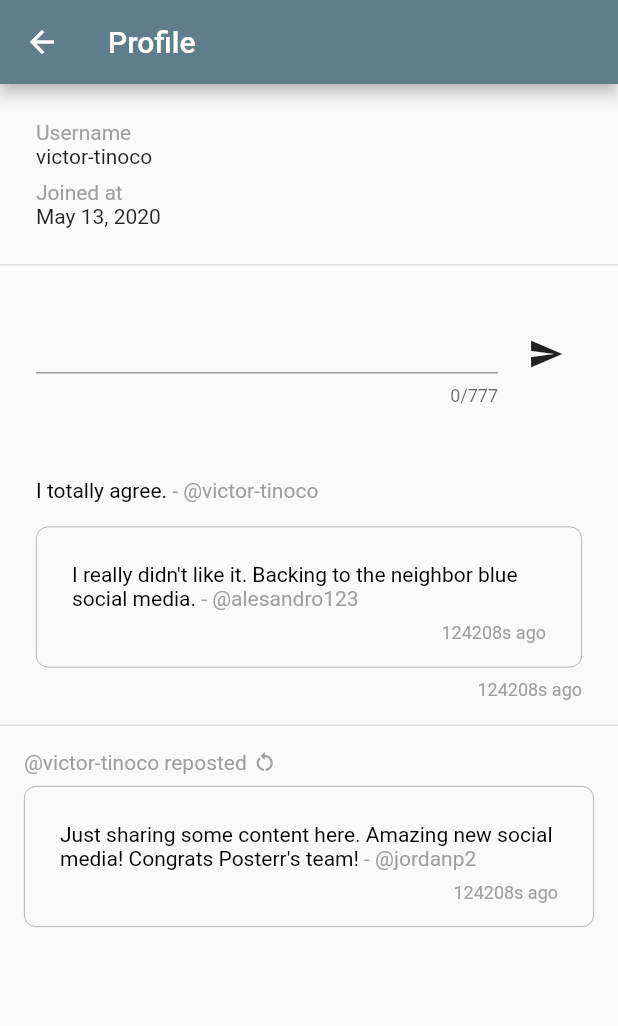
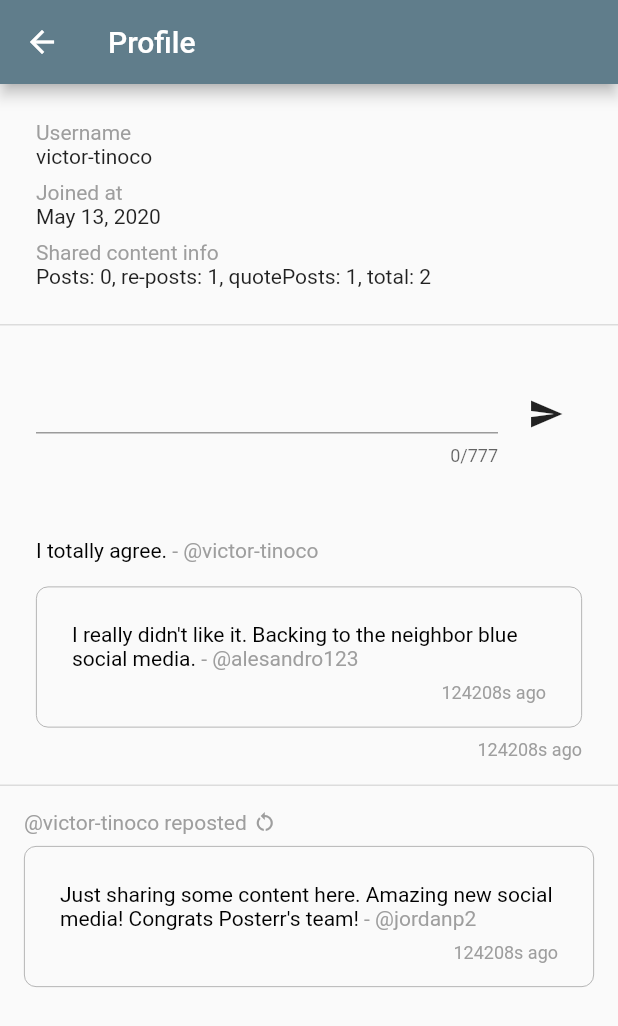
Before and after one commit to victor-tinoco/posterr, a Flutter app: the screen it shows after launch, after a tap on the "person" icon, on a phone screen of 412 x 824 dp. Shown: the top 1026 px of the screen. Run offline on Flutter 3.47's test engine with Material 2 defaults, Android fonts, the phone set to English and light mode, and no system bars; our stand-ins replace flutter_bloc, freezed_annotation; generated files the repository leaves out were written again.

Commit message:
Add shared content count on profile page

```diff
--- a/lib/data/repositories/content.dart
+++ b/lib/data/repositories/content.dart
@@ -71,4 +71,18 @@ class ContentRepositoryMock implements ContentRepository {
     _cache = [content, ..._cache];
     return const EmptyResult.success();
   }
+
+  @override
+  Future<Result<UserContentInfo>> getContentInfo(User user) async {
+    final contentFromGivenUser = _cache //
+        .where((content) => content.author == user)
+        .toList();
+
+    final info = UserContentInfo(
+      postsCount: contentFromGivenUser.whereType<Post>().length,
+      repostsCount: contentFromGivenUser.whereType<Repost>().length,
+      quotePostsCount: contentFromGivenUser.whereType<QuotePost>().length,
+    );
+    return Result.data(info);
+  }
 }
--- a/lib/domain/entities/content.dart
+++ b/lib/domain/entities/content.dart
@@ -7,8 +7,12 @@ part 'content.freezed.dart';
 ///
 /// There are 3 types of content:
 /// * Post: a text-based shared content.
-/// * Repost: a re-posting of an existing post.
+/// * Re-post: a re-posting of an existing post.
 /// * Quote-post: a post based in another post, also with a message along with it.
+///
+/// See more:
+/// * [UserContentInfo], where we can provide information about the content shared
+/// from a specific user.
 @freezed
 class Content with _$Content {
   @Assert('message.length > 0', 'Message cannot be empty.')
@@ -44,3 +48,25 @@ class Content with _$Content {
     required DateTime postedAt,
   }) = QuotePost;
 }
+
+/// An object that deal with information about the content from a given user.
+///
+/// Through this interface is possible to provide how many posts, re-posts and
+/// quote-posts were shared.
+///
+/// See more:
+/// * [Content], an user-generated text-based content.
+@freezed
+class UserContentInfo with _$UserContentInfo {
+  const factory UserContentInfo({
+    @Default(0) int postsCount,
+    @Default(0) int repostsCount,
+    @Default(0) int quotePostsCount,
+  }) = _UserContentInfo;
+
+  const UserContentInfo._();
+
+  int get totalContentCount => postsCount + repostsCount + quotePostsCount;
+
+  String get describedCount => 'Posts: $postsCount, re-posts: $repostsCount, quotePosts: $quotePostsCount, total: $totalContentCount';
+}
--- a/lib/domain/repositories/content.dart
+++ b/lib/domain/repositories/content.dart
@@ -8,4 +8,6 @@ abstract class ContentRepository {
   });
 
   Future<EmptyResult> shareContent(Content content);
+
+  Future<Result<UserContentInfo>> getContentInfo(User user);
 }
--- a/lib/domain/usecases/get_logged_user_content.dart
+++ b/lib/domain/usecases/get_logged_user_content.dart
@@ -6,6 +6,7 @@ import 'package:posterr/domain/domain.dart';
 /// It is possible to provide a [page], but if `null` returns the whole list.
 /// {@endtemplate}
 class GetLoggedUserContent implements GetContent {
+  /// {@macro domain.get_logged_user_content}
   GetLoggedUserContent({
     required this.contentRepository,
     required this.authRepository,
--- a/lib/domain/usecases/get_timeline_content.dart
+++ b/lib/domain/usecases/get_timeline_content.dart
@@ -6,6 +6,7 @@ import 'package:posterr/domain/domain.dart';
 /// It is possible to provide a [page], but if `null` returns the whole list.
 /// {@endtemplate}
 class GetTimelineContent implements GetContent {
+  /// {@macro domain.get_timeline_content}
   GetTimelineContent({required this.contentRepository});
 
   final ContentRepository contentRepository;
--- /dev/null
+++ b/lib/domain/usecases/get_user_content_info.dart
@@ -0,0 +1,18 @@
+import 'package:posterr/domain/domain.dart';
+
+/// {@template domain.get_user_content_info}
+/// Gets the content info from the given [user].
+///
+/// See more:
+/// * [UserContentInfo], an object that deal with information about the content
+/// from a given user.
+/// {@endtemplate}
+class GetUserContentInfo {
+  /// {@macro domain.get_user_content_info}
+  GetUserContentInfo({required this.contentRepository});
+
+  final ContentRepository contentRepository;
+
+  /// {@macro domain.get_user_content_info}
+  Future<Result<UserContentInfo>> call(User user) => contentRepository.getContentInfo(user);
+}
--- a/lib/domain/usecases/share_post.dart
+++ b/lib/domain/usecases/share_post.dart
@@ -12,6 +12,7 @@ const maxPostMessageLength = 777;
 /// * [Post], an user-generated text-based content.
 /// {@endtemplate}
 class SharePost {
+  /// {@macro domain.share_post}
   SharePost({
     required this.getLoggedUserContent,
     required this.contentRepository,
--- a/lib/main.dart
+++ b/lib/main.dart
@@ -1,6 +1,7 @@
 import 'package:flutter/material.dart';
 import 'package:posterr/data/data.dart';
 import 'package:posterr/domain/domain.dart';
+import 'package:posterr/domain/usecases/get_user_content_info.dart';
 import 'package:posterr/ui/ui.dart';
 import 'package:provider/provider.dart';
 
@@ -27,6 +28,7 @@ class _PosterrAppState extends State<PosterrApp> {
         Provider.value(value: contentRepository),
         Provider(create: (context) => GetTimelineContent(contentRepository: contentRepository)),
         Provider(create: (context) => GetLoggedUserContent(contentRepository: contentRepository, authRepository: authRepository)),
+        Provider(create: (context) => GetUserContentInfo(contentRepository: contentRepository)),
         Provider(
           create: (context) {
             return SharePost(
--- a/lib/ui/pages/profile_page.dart
+++ b/lib/ui/pages/profile_page.dart
@@ -2,6 +2,7 @@ import 'package:flutter/material.dart';
 import 'package:flutter_bloc/flutter_bloc.dart';
 import 'package:intl/intl.dart';
 import 'package:posterr/domain/domain.dart';
+import 'package:posterr/domain/usecases/get_user_content_info.dart';
 import 'package:posterr/ui/ui.dart';
 
 class ProfilePage extends StatefulWidget {
@@ -14,6 +15,8 @@ class ProfilePage extends StatefulWidget {
 }
 
 class _ProfilePageState extends State<ProfilePage> {
+  late final userContentInfo = context.read<GetUserContentInfo>()(context.read<AuthRepository>().loggedUser.value!);
+
   @override
   Widget build(BuildContext context) {
     return BlocProvider(
@@ -43,6 +46,20 @@ class _ProfilePageState extends State<ProfilePage> {
                           const SizedBox(height: 8.0),
                           const Text('Joined at', style: TextStyle(color: Colors.grey)),
                           Text(joinedAt != null ? DateFormat.yMMMd().format(joinedAt) : ''),
+                          const SizedBox(height: 8.0),
+                          const Text('Shared content info', style: TextStyle(color: Colors.grey)),
+                          FutureBuilder<Result<UserContentInfo>>(
+                            future: userContentInfo,
+                            builder: (context, snapshot) {
+                              final result = snapshot.data;
+                              if (result != null && result is ResultData<UserContentInfo>) {
+                                return Text(result.value.describedCount);
+                              } else {
+                                // TODO(victor-tinoco): Improve this loading with a shimmer or stl.
+                                return const SizedBox.shrink();
+                              }
+                            },
+                          ),
                         ],
                       );
                     },
```
